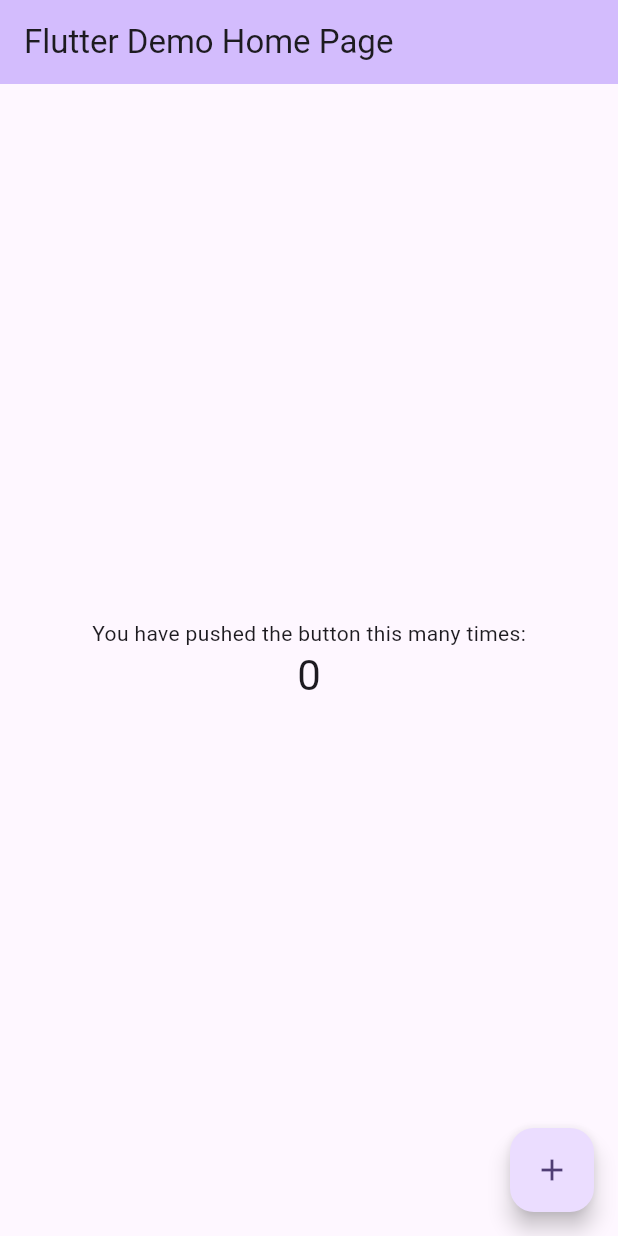
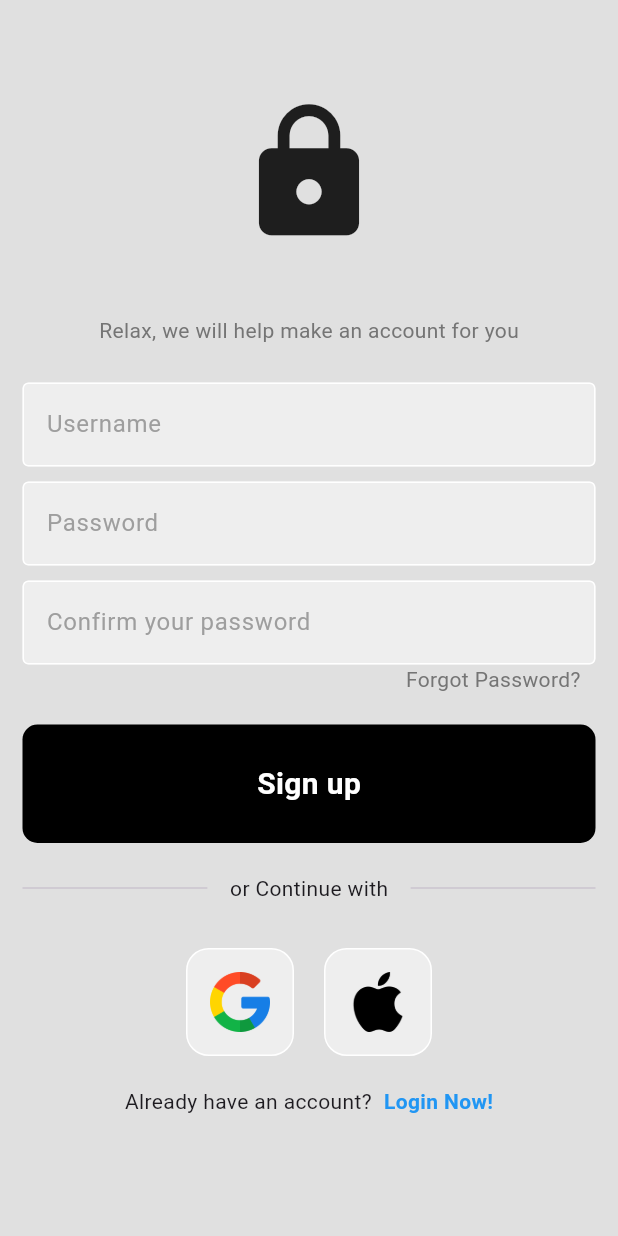
Before and after one commit to soulandbone/firebase_auth_app, a Flutter app: the screen it shows after launch, on a phone screen of 412 x 824 dp. Run offline on Flutter 3.47's test engine with Material 2 defaults, Android fonts, the phone set to English and light mode, and no system bars; our stand-ins replace gap.

Commit message:
commit after copying files from other project

```diff
--- a/lib/main.dart
+++ b/lib/main.dart
@@ -1,3 +1,4 @@
+import 'package:firebase_auth_app/screens/login_or_signup.dart';
 import 'package:flutter/material.dart';
 
 void main() {
@@ -10,60 +11,13 @@ class MyApp extends StatelessWidget {
   @override
   Widget build(BuildContext context) {
     return MaterialApp(
-      title: 'Flutter Demo',
+      debugShowCheckedModeBanner: false,
+      title: 'Flutter Auth',
       theme: ThemeData(
         colorScheme: ColorScheme.fromSeed(seedColor: Colors.deepPurple),
         useMaterial3: true,
       ),
-      home: const MyHomePage(title: 'Flutter Demo Home Page'),
+      home: const LoginOrSignUp(),
     );
   }
 }
-
-class MyHomePage extends StatefulWidget {
-  const MyHomePage({super.key, required this.title});
-
-  final String title;
-
-  @override
-  State<MyHomePage> createState() => _MyHomePageState();
-}
-
-class _MyHomePageState extends State<MyHomePage> {
-  int _counter = 0;
-
-  void _incrementCounter() {
-    setState(() {
-      _counter++;
-    });
-  }
-
-  @override
-  Widget build(BuildContext context) {
-    return Scaffold(
-      appBar: AppBar(
-        backgroundColor: Theme.of(context).colorScheme.inversePrimary,
-        title: Text(widget.title),
-      ),
-      body: Center(
-        child: Column(
-          mainAxisAlignment: MainAxisAlignment.center,
-          children: <Widget>[
-            const Text(
-              'You have pushed the button this many times:',
-            ),
-            Text(
-              '$_counter',
-              style: Theme.of(context).textTheme.headlineMedium,
-            ),
-          ],
-        ),
-      ),
-      floatingActionButton: FloatingActionButton(
-        onPressed: _incrementCounter,
-        tooltip: 'Increment',
-        child: const Icon(Icons.add),
-      ),
-    );
-  }
-}
--- /dev/null
+++ b/lib/screens/login_or_signup.dart
@@ -0,0 +1,32 @@
+import 'package:flutter/material.dart';
+import 'login_page.dart';
+import 'signup_page.dart';
+
+class LoginOrSignUp extends StatefulWidget {
+  const LoginOrSignUp({super.key});
+
+  @override
+  State<LoginOrSignUp> createState() => _LoginOrSignUpState();
+}
+
+class _LoginOrSignUpState extends State<LoginOrSignUp> {
+  void switchPage() {
+    setState(() {
+      isLogin = !isLogin;
+    });
+  }
+
+  bool isLogin = false;
+
+  @override
+  Widget build(BuildContext context) {
+    return Scaffold(
+        body: isLogin
+            ? LoginPage(
+                onTap: switchPage,
+              )
+            : SignUpPage(
+                onTap: switchPage,
+              ));
+  }
+}
--- /dev/null
+++ b/lib/screens/signup_page.dart
@@ -0,0 +1,120 @@
+import 'package:flutter/material.dart';
+import 'package:gap/gap.dart';
+
+import '../widgets/my_button.dart';
+import '../widgets/my_text_field.dart';
+import '../widgets/square_tile.dart';
+
+class SignUpPage extends StatelessWidget {
+  Function()? onTap;
+  SignUpPage({required this.onTap, super.key});
+
+  TextEditingController usernameController = TextEditingController();
+  TextEditingController passwordController = TextEditingController();
+  TextEditingController confirmPasswordController = TextEditingController();
+
+  void signUserUp() {}
+
+  @override
+  Widget build(BuildContext context) {
+    return Scaffold(
+      backgroundColor: Colors.grey[300],
+      body: SafeArea(
+          child: Padding(
+        padding: const EdgeInsets.symmetric(horizontal: 15.0),
+        child: SingleChildScrollView(
+          child: Column(
+            mainAxisAlignment: MainAxisAlignment.center,
+            children: [
+              const Gap(65),
+              const Icon(
+                Icons.lock,
+                size: 100,
+              ),
+              const Gap(45),
+              Text(
+                'Relax, we will help make an account for you',
+                style: TextStyle(color: Colors.grey[600]),
+              ),
+              const Gap(25),
+              MyTextField(
+                  hintText: 'Username',
+                  controller: usernameController,
+                  obscuredText: false),
+              const Gap(10),
+              MyTextField(
+                  hintText: 'Password',
+                  controller: passwordController,
+                  obscuredText: true),
+              const Gap(10),
+              MyTextField(
+                  hintText: 'Confirm your password',
+                  controller: confirmPasswordController,
+                  obscuredText: true),
+              Row(
+                mainAxisAlignment: MainAxisAlignment.end,
+                children: [
+                  Container(
+                      margin: const EdgeInsets.only(right: 10),
+                      child: Text(
+                        'Forgot Password?',
+                        style: TextStyle(color: Colors.grey[600]),
+                      )),
+                ],
+              ),
+              const Gap(20),
+              MyButton(
+                onTap: signUserUp,
+                text: 'Sign up',
+              ),
+              const Gap(20),
+              const Row(
+                children: [
+                  Expanded(
+                    child: Divider(
+                      height: 1,
+                    ),
+                  ),
+                  Padding(
+                    padding: EdgeInsets.symmetric(horizontal: 15.0),
+                    child: Text('or Continue with'),
+                  ),
+                  Expanded(
+                    child: Divider(
+                      height: 1,
+                    ),
+                  ),
+                ],
+              ),
+              const Gap(30),
+              const Row(
+                mainAxisAlignment: MainAxisAlignment.center,
+                children: [
+                  SquareTile(imagePath: 'assets/images/google_icon.png'),
+                  Gap(20),
+                  SquareTile(imagePath: 'assets/images/apple_icon.png'),
+                ],
+              ),
+              const Gap(20),
+              Row(
+                mainAxisAlignment: MainAxisAlignment.center,
+                children: [
+                  const Text('Already have an account?'),
+                  const Gap(8),
+                  GestureDetector(
+                    onTap: onTap,
+                    child: const Text(
+                      'Login Now!',
+                      style: TextStyle(
+                          color: Colors.blue, fontWeight: FontWeight.bold),
+                    ),
+                  )
+                ],
+              )
+            ],
+          ),
+        ),
+      )),
+    );
+  }
+}
--- /dev/null
+++ b/lib/widgets/my_button.dart
@@ -0,0 +1,26 @@
+import 'package:flutter/material.dart';
+
+class MyButton extends StatelessWidget {
+  final Function()? onTap;
+  final String text;
+  const MyButton({required this.onTap, required this.text, super.key});
+
+  @override
+  Widget build(BuildContext context) {
+    return GestureDetector(
+      onTap: onTap,
+      child: Container(
+        padding: const EdgeInsets.all(25),
+        decoration: BoxDecoration(
+            color: Colors.black, borderRadius: BorderRadius.circular(10)),
+        child: Center(
+          child: Text(
+            text,
+            style: const TextStyle(
+                color: Colors.white, fontSize: 20, fontWeight: FontWeight.bold),
+          ),
+        ),
+      ),
+    );
+  }
+}
--- /dev/null
+++ b/lib/widgets/my_text_field.dart
@@ -0,0 +1,29 @@
+import 'package:flutter/material.dart';
+
+class MyTextField extends StatelessWidget {
+  final String hintText;
+  final TextEditingController controller;
+  final bool obscuredText;
+
+  const MyTextField(
+      {required this.hintText,
+      required this.controller,
+      required this.obscuredText,
+      super.key});
+
+  @override
+  Widget build(BuildContext context) {
+    return TextField(
+        controller: controller,
+        obscureText: obscuredText,
+        decoration: InputDecoration(
+            filled: true,
+            fillColor: Colors.grey[200],
+            hintText: hintText,
+            hintStyle: TextStyle(color: Colors.grey[500]),
+            enabledBorder: const OutlineInputBorder(
+                borderSide: BorderSide(color: Colors.white)),
+            focusedBorder: OutlineInputBorder(
+                borderSide: BorderSide(color: Colors.grey.shade400))));
+  }
+}
--- /dev/null
+++ b/lib/widgets/square_tile.dart
@@ -0,0 +1,21 @@
+import 'package:flutter/material.dart';
+
+class SquareTile extends StatelessWidget {
+  final String imagePath;
+  const SquareTile({required this.imagePath, super.key});
+
+  @override
+  Widget build(BuildContext context) {
+    return Container(
+      padding: const EdgeInsets.all(15),
+      decoration: BoxDecoration(
+          color: Colors.grey.shade200,
+          border: Border.all(color: Colors.white),
+          borderRadius: BorderRadius.circular(15)),
+      child: Image.asset(
+        imagePath,
+        height: 40,
+      ),
+    );
+  }
+}
--- a/pubspec.yaml
+++ b/pubspec.yaml
@@ -35,6 +35,7 @@ dependencies:
   # The following adds the Cupertino Icons font to your application.
   # Use with the CupertinoIcons class for iOS style icons.
   cupertino_icons: ^1.0.2
+  gap: ^3.0.0
 
 dev_dependencies:
   flutter_test:
@@ -57,6 +58,10 @@ flutter:
   # included with your application, so that you can use the icons in
   # the material Icons class.
   uses-material-design: true
+
+  assets:
+    - assets/images/apple_icon.png
+    - assets/images/google_icon.png
 
   # To add assets to your application, add an assets section, like this:
   # assets:
```
Also changed, not shown: lib/screens/login_page.dart (added, +114 -0 lines), assets/images/apple_icon.png (added), assets/images/google_icon.png (added), pubspec.lock.
